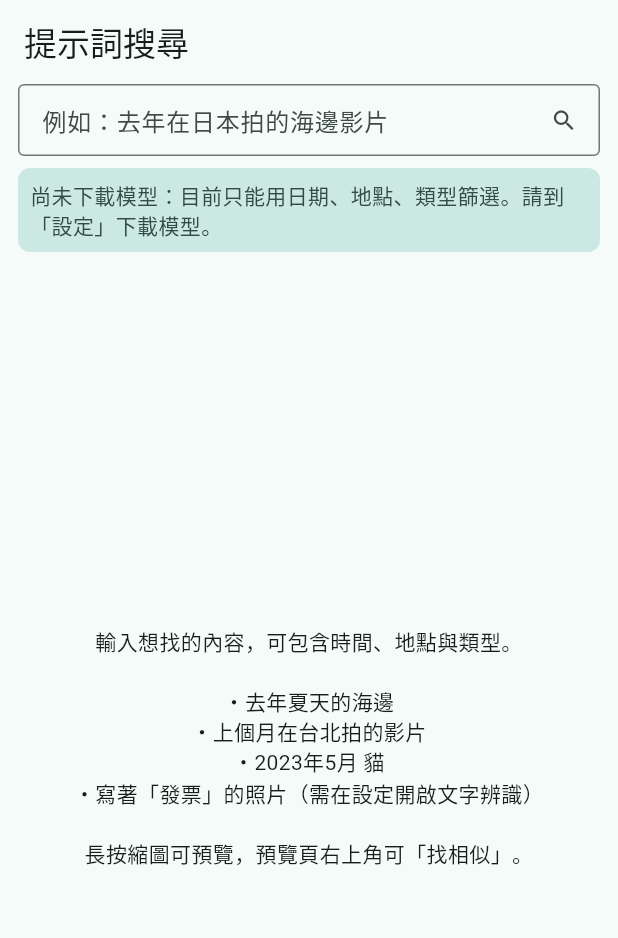
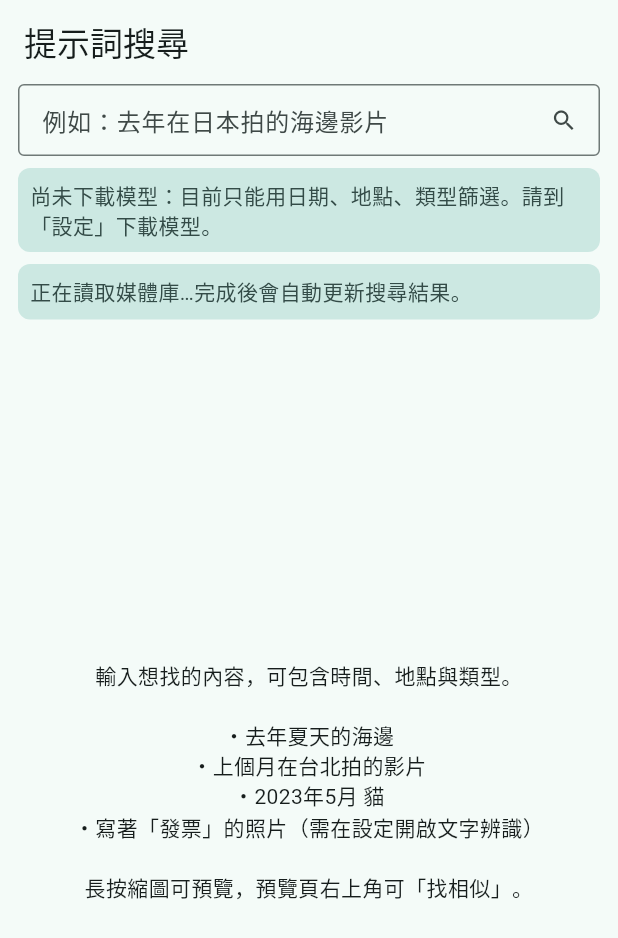
Before and after one commit to a29110279/photo, a Flutter app: the SearchPage screen opened directly, on a phone screen of 412 x 824 dp. Shown: the top 938 px of the screen. Run offline on Flutter 3.47's test engine with Material 3 defaults, Android fonts, the phone set to English and light mode, and no system bars; our stand-ins replace dio, flutter_riverpod, sqflite, video_player; missing offline and left inert: onnxruntime, photo_manager, photo_manager_image_provider; accounts and stored records are empty; statements that could not run were skipped.

Commit message:
Show media library sync state and offer the model on first launch
A metadata search right after launch could return nothing because the
media library was still being read, and a failed read was swallowed.
Track syncing and the last sync error, show them on the search and
settings pages with photo and video counts, add a manual re-read
button, re-read on resume, and re-run the current search once a read
finishes.

When no model is installed but a manifest URL is known, ask once on
first launch whether to download it.

Co-Authored-By: Claude Opus 5.5 <noreply@anthropic.com>
Claude-Session: https://claude.ai/code/session_01MqvCStqFPEFBACvJ2yqE2a

```diff
--- a/lib/data/local_store.dart
+++ b/lib/data/local_store.dart
@@ -290,6 +290,12 @@ CREATE TABLE smart_album_items(
     });
     _matrix = null;
   }
+
+  Future<int> videoCount() async =>
+      Sqflite.firstIntValue(
+        await db.rawQuery('SELECT COUNT(*) FROM assets WHERE is_video = 1'),
+      ) ??
+      0;
 
   Future<void> markFailed(String assetId) => db.update(
     'assets',
--- a/lib/ui/search_page.dart
+++ b/lib/ui/search_page.dart
@@ -36,6 +36,14 @@ class _SearchPageState extends ConsumerState<SearchPage> {
     final index = ref.watch(indexProvider);
     final visible = s.visible;
     final result = s.result;
+
+    // 媒體庫讀取完成後，重新執行目前的文字搜尋，避免顯示讀取前的空結果。
+    ref.listen(indexProvider.select((p) => p.syncing), (was, now) {
+      final r = ref.read(searchProvider).result;
+      if (was == true && !now && r != null && !r.byImage) {
+        ctrl.search(r.query.raw);
+      }
+    });
 
     ref.listen(searchProvider.select((v) => v.error), (_, err) {
       if (err != null) {
@@ -78,6 +86,14 @@ class _SearchPageState extends ConsumerState<SearchPage> {
           ),
           if (!model.ready && !model.loading)
             const _Banner('尚未下載模型：目前只能用日期、地點、類型篩選。請到「設定」下載模型。'),
+          if (index.syncing)
+            const _Banner('正在讀取媒體庫…完成後會自動更新搜尋結果。')
+          else if (index.total == 0)
+            _Banner(
+              index.syncError == null
+                  ? '沒有讀取到任何相片或影片。請到「設定」確認權限，或按「重新讀取媒體庫」。'
+                  : '讀取媒體庫失敗：${index.syncError}',
+            ),
           if (model.ready && index.pending > 0)
             _Banner('尚有 ${index.pending} 個項目未索引，語意搜尋結果可能不完整。'),
           if (result != null) _QueryChips(result),
@@ -143,7 +159,18 @@ class _SearchPageState extends ConsumerState<SearchPage> {
                 : result == null
                 ? const _Hint()
                 : visible.isEmpty
-                ? const Center(child: Text('沒有符合的項目，可試著調低相關度'))
+                ? Center(
+                    child: Padding(
+                      padding: const EdgeInsets.all(24),
+                      child: Text(
+                        result.isSemantic
+                            ? '沒有符合的項目，可試著調低相關度'
+                            : '沒有符合條件的項目\n'
+                                  '（媒體庫共 ${index.photos} 張相片、${index.videos} 部影片）',
+                        textAlign: TextAlign.center,
+                      ),
+                    ),
+                  )
                 : GridView.builder(
                     padding: const EdgeInsets.all(2),
                     gridDelegate:
--- a/lib/ui/settings_page.dart
+++ b/lib/ui/settings_page.dart
@@ -94,6 +94,25 @@ class _SettingsPageState extends ConsumerState<SettingsPage> {
             '下載模型是本 App 唯一的網路行為；相片與搜尋內容不會離開裝置。'
             '下載支援斷點續傳，完成後會以 SHA-256 校驗。',
             style: Theme.of(context).textTheme.bodySmall,
+          ),
+          const Divider(height: 32),
+          Text('媒體庫', style: titleStyle),
+          const SizedBox(height: 8),
+          Text(
+            index.syncing
+                ? '讀取中…'
+                : '相片 ${index.photos} 張、影片 ${index.videos} 部',
+          ),
+          if (index.syncError != null)
+            Text(
+              '讀取失敗：${index.syncError}',
+              style: TextStyle(color: Theme.of(context).colorScheme.error),
+            ),
+          const SizedBox(height: 8),
+          OutlinedButton.icon(
+            onPressed: index.syncing || index.running ? null : indexCtrl.resync,
+            icon: const Icon(Icons.sync),
+            label: const Text('重新讀取媒體庫'),
           ),
           const Divider(height: 32),
           Text('索引', style: titleStyle),
```
Also changed, not shown: lib/services/indexing_service.dart (+28 -0 lines), lib/state/providers.dart (+26 -11 lines), lib/ui/app.dart (+62 -2 lines).
